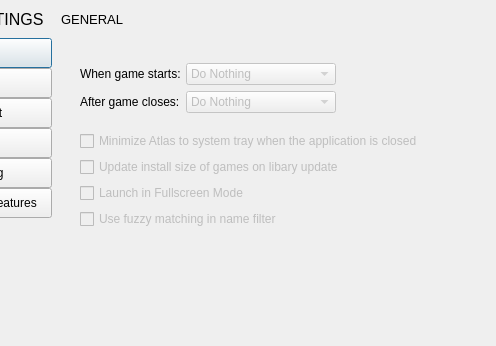
Qt form atlas/ui/dialog/SettingsDialog.ui (KJNeko/Atlas) before a commit; both pictures show x 99 to 595 and y 0 to 346 of the 1169 by 730 pixel window.
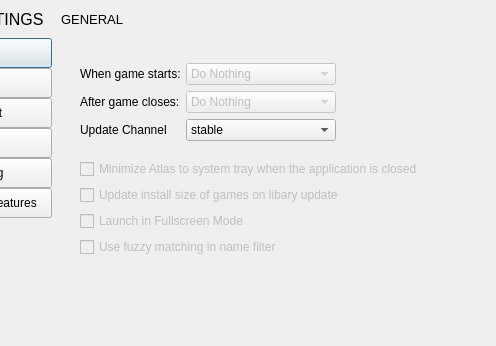
The same form after that commit. The open tabs and pages were chosen to show the change. Icons and pictures are not drawn.

Diff of the .ui file:
```diff
--- a/atlas/ui/dialog/SettingsDialog.ui
+++ b/atlas/ui/dialog/SettingsDialog.ui
@@ -544,6 +544,27 @@
             </property>
            </spacer>
           </item>
+          <item row="2" column="0">
+           <widget class="QLabel" name="label_48">
+            <property name="text">
+             <string>Update Channel</string>
+            </property>
+           </widget>
+          </item>
+          <item row="2" column="1">
+           <widget class="QComboBox" name="cbUpdateChannel">
+            <item>
+             <property name="text">
+              <string>stable</string>
+             </property>
+            </item>
+            <item>
+             <property name="text">
+              <string>nightly</string>
+             </property>
+            </item>
+           </widget>
+          </item>
          </layout>
         </widget>
        </item>
```
Left out of the diff: 42 changed lines with no effect on the pictures.
